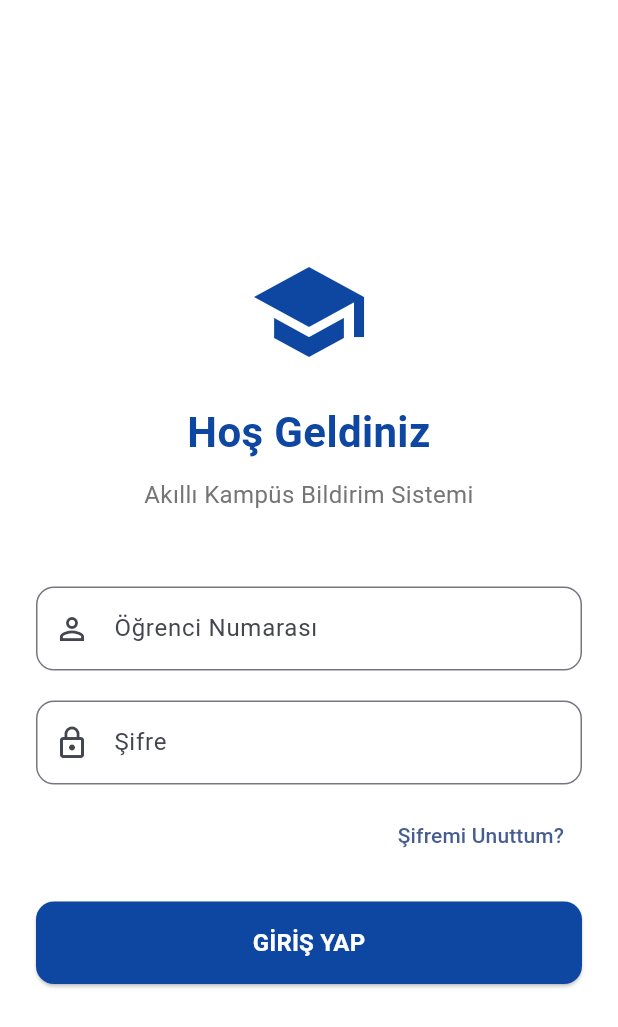
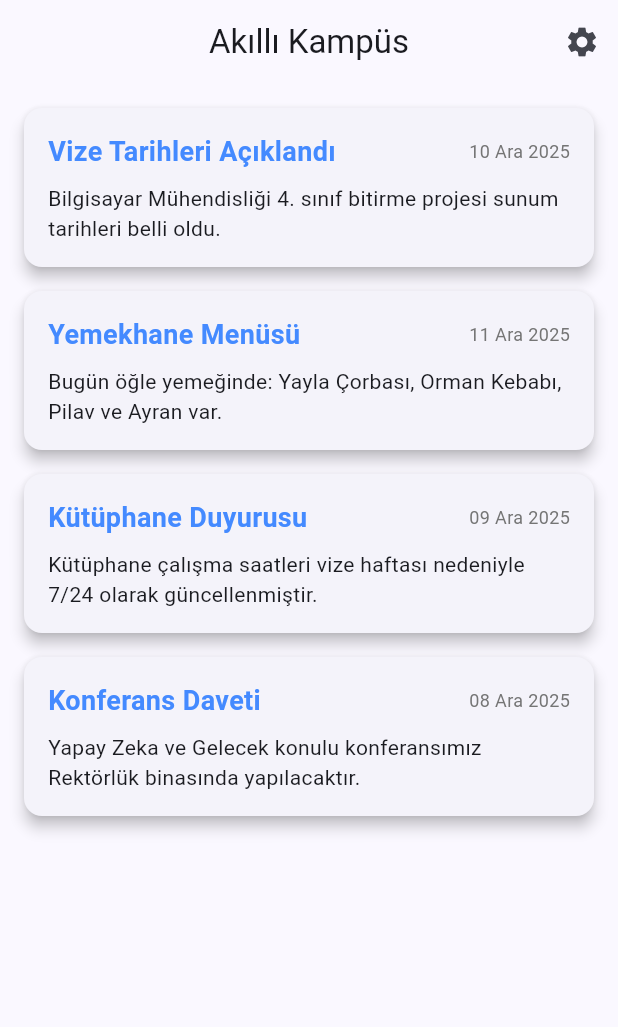
Before and after one commit to emir-png/akilli-kampus-bildirim, a Flutter app: the screen it shows after launch, after a tap on "GİRİŞ YAP", on a phone screen of 412 x 824 dp. Shown: the top 1027 px of the screen. Run offline on Flutter 3.47's test engine with Material 3 defaults, Android fonts, the light colour scheme and no system bars.

Commit message:
home screen ekranı eklendi ve login ekranındaki butona baglandı.

```diff
--- /dev/null
+++ b/lib/screens/home_screen.dart
@@ -0,0 +1,95 @@
+import 'package:flutter/material.dart';
+
+class HomeScreen extends StatelessWidget {
+  const HomeScreen({super.key});
+
+  @override
+  Widget build(BuildContext context) {
+    // Örnek bildirim verileri (Daha sonra veritabanından gelecek)
+    final List<Map<String, String>> notifications = [
+      {
+        "title": "Vize Tarihleri Açıklandı",
+        "date": "10 Ara 2025",
+        "description": "Bilgisayar Mühendisliği 4. sınıf bitirme projesi sunum tarihleri belli oldu."
+      },
+      {
+        "title": "Yemekhane Menüsü",
+        "date": "11 Ara 2025",
+        "description": "Bugün öğle yemeğinde: Yayla Çorbası, Orman Kebabı, Pilav ve Ayran var."
+      },
+      {
+        "title": "Kütüphane Duyurusu",
+        "date": "09 Ara 2025",
+        "description": "Kütüphane çalışma saatleri vize haftası nedeniyle 7/24 olarak güncellenmiştir."
+      },
+      {
+        "title": "Konferans Daveti",
+        "date": "08 Ara 2025",
+        "description": "Yapay Zeka ve Gelecek konulu konferansımız Rektörlük binasında yapılacaktır."
+      },
+    ];
+
+    return Scaffold(
+      appBar: AppBar(
+        title: const Text("Akıllı Kampüs"),
+        centerTitle: true,
+        actions: [
+          IconButton(
+            onPressed: () {
+              // Ayarlar veya Çıkış işlemi buraya gelecek
+            },
+            icon: const Icon(Icons.settings),
+          ),
+        ],
+      ),
+      body: ListView.builder(
+        padding: const EdgeInsets.all(16.0),
+        itemCount: notifications.length,
+        itemBuilder: (context, index) {
+          final notification = notifications[index];
+          return Card(
+            elevation: 4, // Kartın gölgesi
+            margin: const EdgeInsets.only(bottom: 16),
+            shape: RoundedRectangleBorder(
+              borderRadius: BorderRadius.circular(12),
+            ),
+            child: Padding(
+              padding: const EdgeInsets.all(16.0),
+              child: Column(
+                crossAxisAlignment: CrossAxisAlignment.start,
+                children: [
+                  Row(
+                    mainAxisAlignment: MainAxisAlignment.spaceBetween,
+                    children: [
+                      Text(
+                        notification["title"]!,
+                        style: const TextStyle(
+                          fontSize: 18,
+                          fontWeight: FontWeight.bold,
+                          color: Colors.blueAccent,
+                        ),
+                      ),
+                      Text(
+                        notification["date"]!,
+                        style: TextStyle(
+                          fontSize: 12,
+                          color: Colors.grey[600],
+                        ),
+                      ),
+                    ],
+                  ),
+                  const SizedBox(height: 8),
+                  Text(
+                    notification["description"]!,
+                    style: const TextStyle(fontSize: 14),
+                  ),
+                ],
+              ),
+            ),
+          );
+        },
+      ),
+      // İleride buraya BottomNavigationBar ekleyebiliriz
+    );
+  }
+}
--- a/lib/screens/login_screen.dart
+++ b/lib/screens/login_screen.dart
@@ -1,4 +1,5 @@
 import 'package:flutter/material.dart';
+import 'home_screen.dart'; // Ana sayfayı buraya çağırdık
 
 class LoginScreen extends StatefulWidget {
   const LoginScreen({super.key});
@@ -24,10 +25,10 @@ class _LoginScreenState extends State<LoginScreen> {
             crossAxisAlignment: CrossAxisAlignment.stretch,
             children: [
               // Logo Alanı
-              Icon(
+              const Icon(
                 Icons.school,
                 size: 80,
-                color: const Color(0xFF0D47A1), // Kampüs mavisi
+                color: Color(0xFF0D47A1), // Kampüs mavisi
               ),
               const SizedBox(height: 20),
               const Text(
@@ -90,8 +91,15 @@ class _LoginScreenState extends State<LoginScreen> {
               // Giriş Butonu
               ElevatedButton(
                 onPressed: () {
-                  // İleride buraya backend kontrolü gelecek
-                  print("Giriş denemesi: ${_studentIdController.text}");
+                  // Konsola bilgi yazdır
+                  print("Giriş yapılıyor: ${_studentIdController.text}");
+
+                  // Ana Sayfaya Yönlendir
+                  // pushReplacement: Geri tuşuna basınca tekrar Login'e dönmemesi için
+                  Navigator.pushReplacement(
+                    context,
+                    MaterialPageRoute(builder: (context) => const HomeScreen()),
+                  );
                 },
                 style: ElevatedButton.styleFrom(
                   backgroundColor: const Color(0xFF0D47A1),
```
